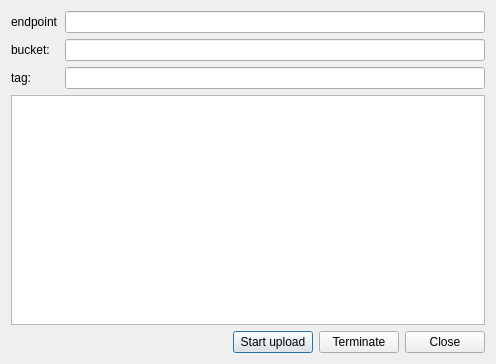
Above: ui/uploader_dialog.ui from genomic-medicine-sweden/GMS-uploader before the change. Below: the same form after it.
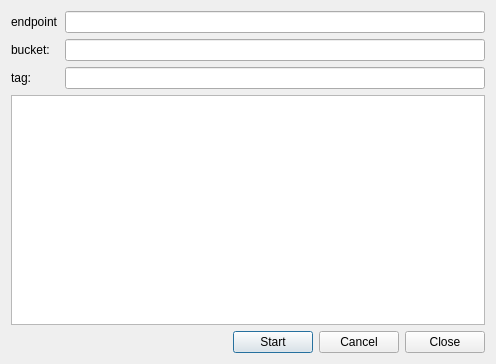
That is the form after the change.

Patch:
```diff
--- a/ui/uploader_dialog.ui
+++ b/ui/uploader_dialog.ui
@@ -69,14 +69,14 @@
      <item>
       <widget class="QPushButton" name="pushButton_start">
        <property name="text">
-        <string>Start upload</string>
+        <string>Start</string>
        </property>
       </widget>
      </item>
      <item>
       <widget class="QPushButton" name="pushButton_terminate">
        <property name="text">
-        <string>Terminate</string>
+        <string>Cancel</string>
        </property>
       </widget>
      </item>
```
Left out of the diff: 2 changed lines with no effect on the pictures.
